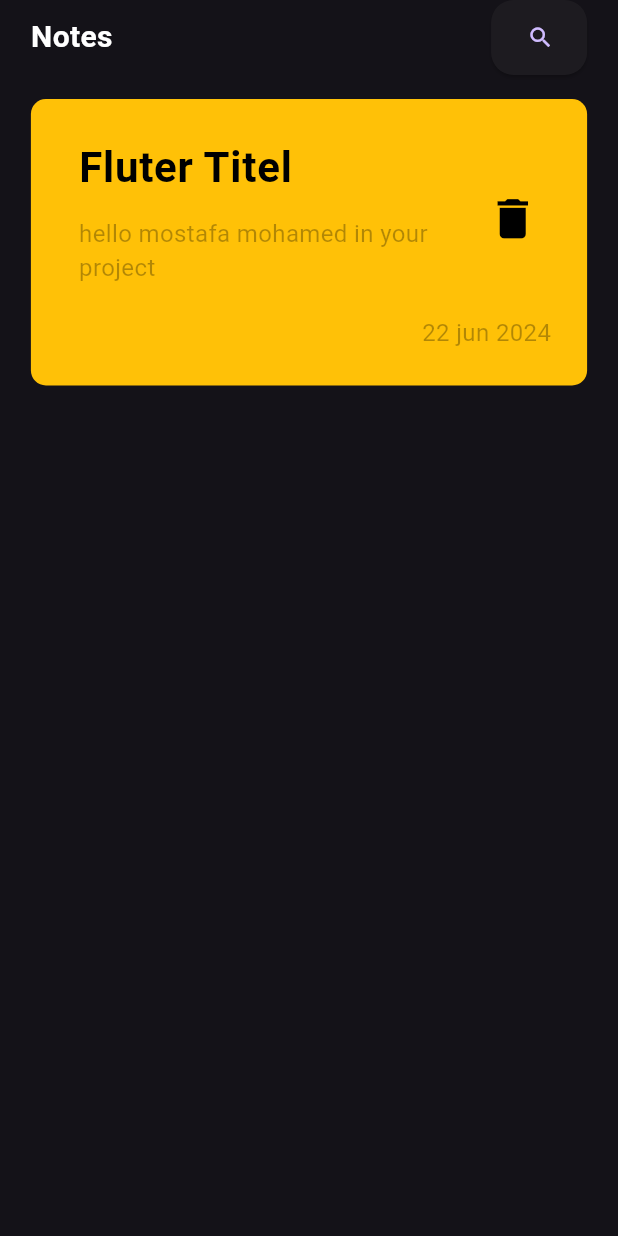
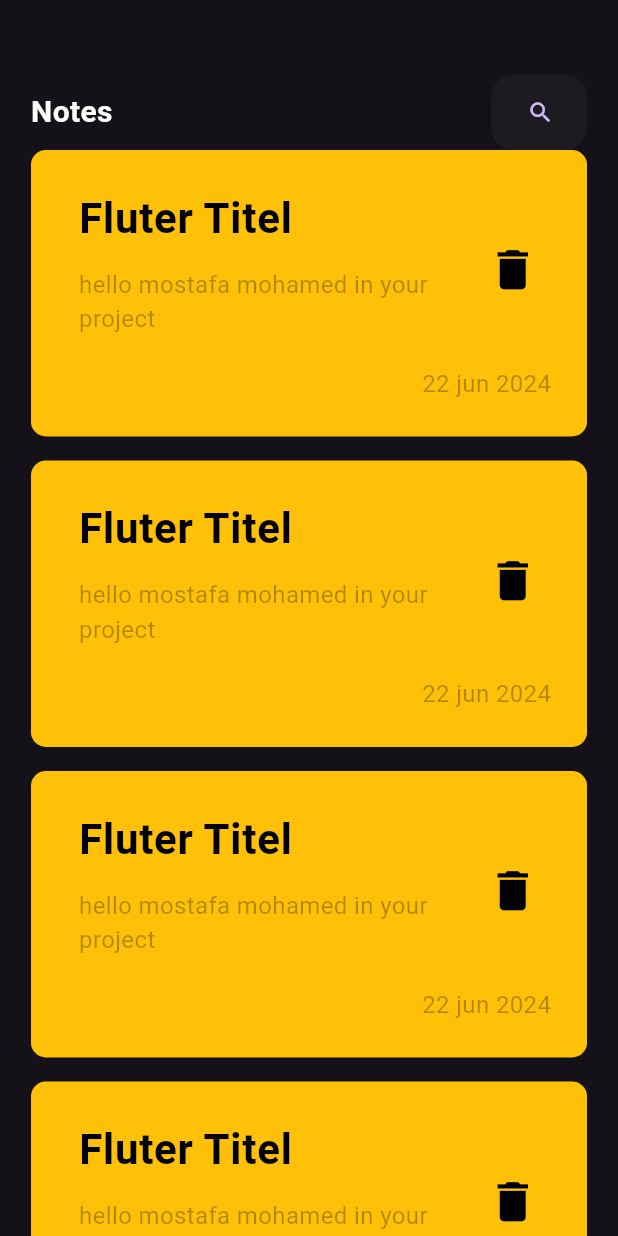
Before and after one commit to mostafa9011/notesApp, a Flutter app: the screen it shows after launch, on a phone screen of 412 x 824 dp. Run offline on Flutter 3.47's test engine with Material 3 defaults, Android fonts, the phone set to English and light mode, and no system bars.

Commit message:
Create Notes Iteme ListView.builder

```diff
--- a/lib/widgets/custom_app_bar.dart
+++ b/lib/widgets/custom_app_bar.dart
@@ -8,8 +8,8 @@ class CustomAppBar extends StatelessWidget {
   @override
   Widget build(BuildContext context) {
     MediaQueryData mediaQuery = MediaQuery.of(context);
-    return Padding(
-      padding: const EdgeInsets.only(bottom: 16),
+    return Container(
+      margin: const EdgeInsets.only(top: 50),
       child: Row(
         mainAxisAlignment: MainAxisAlignment.spaceBetween,
         children: [
--- a/lib/widgets/custom_notes_item.dart
+++ b/lib/widgets/custom_notes_item.dart
@@ -9,6 +9,7 @@ class CustomNoteItem extends StatelessWidget {
   Widget build(BuildContext context) {
     return Container(
         padding: const EdgeInsets.only(left: 16, top: 16, bottom: 24),
+        margin: const EdgeInsets.only(bottom: 16),
         decoration: BoxDecoration(
           color: Colors.amber,
           borderRadius: BorderRadius.circular(10),
--- a/lib/widgets/notes_body.dart
+++ b/lib/widgets/notes_body.dart
@@ -1,6 +1,7 @@
 import 'package:flutter/material.dart';
+import 'package:flutter/widgets.dart';
 import 'package:notes_app/widgets/custom_app_bar.dart';
-import 'package:notes_app/widgets/custom_notes_item.dart';
+import 'package:notes_app/widgets/notes_item_listview.dart';
 
 class NotesBody extends StatelessWidget {
   const NotesBody({super.key});
@@ -11,13 +12,12 @@ class NotesBody extends StatelessWidget {
 
     return Padding(
       padding: EdgeInsets.symmetric(
-        vertical: mediaQuery.padding.top,
         horizontal: mediaQuery.size.width * 0.05,
       ),
       child: const Column(
         children: [
           CustomAppBar(),
-          CustomNoteItem(),
+          NotesItemListView(),
         ],
       ),
     );
--- /dev/null
+++ b/lib/widgets/notes_item_listview.dart
@@ -0,0 +1,18 @@
+import 'package:flutter/material.dart';
+import 'package:notes_app/widgets/custom_notes_item.dart';
+
+class NotesItemListView extends StatelessWidget {
+  const NotesItemListView({super.key});
+
+  @override
+  Widget build(BuildContext context) {
+    return Expanded(
+      child: ListView.builder(
+        itemCount: 5,
+        itemBuilder: (context, index) {
+          return const CustomNoteItem();
+        },
+      ),
+    );
+  }
+}
```
